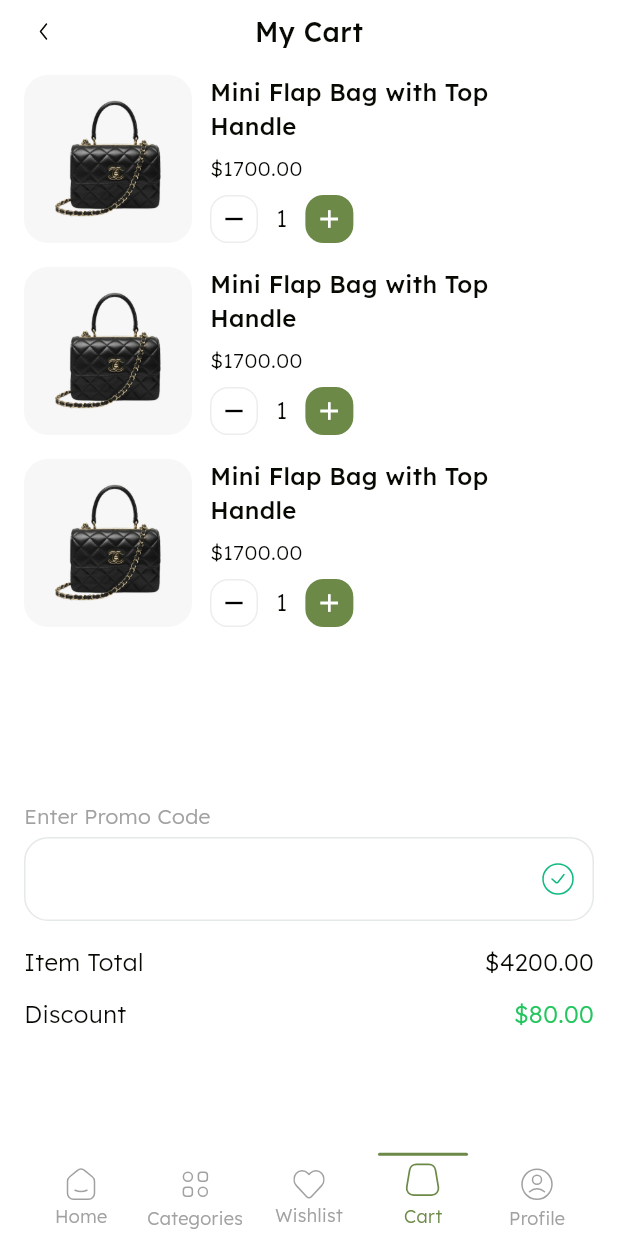
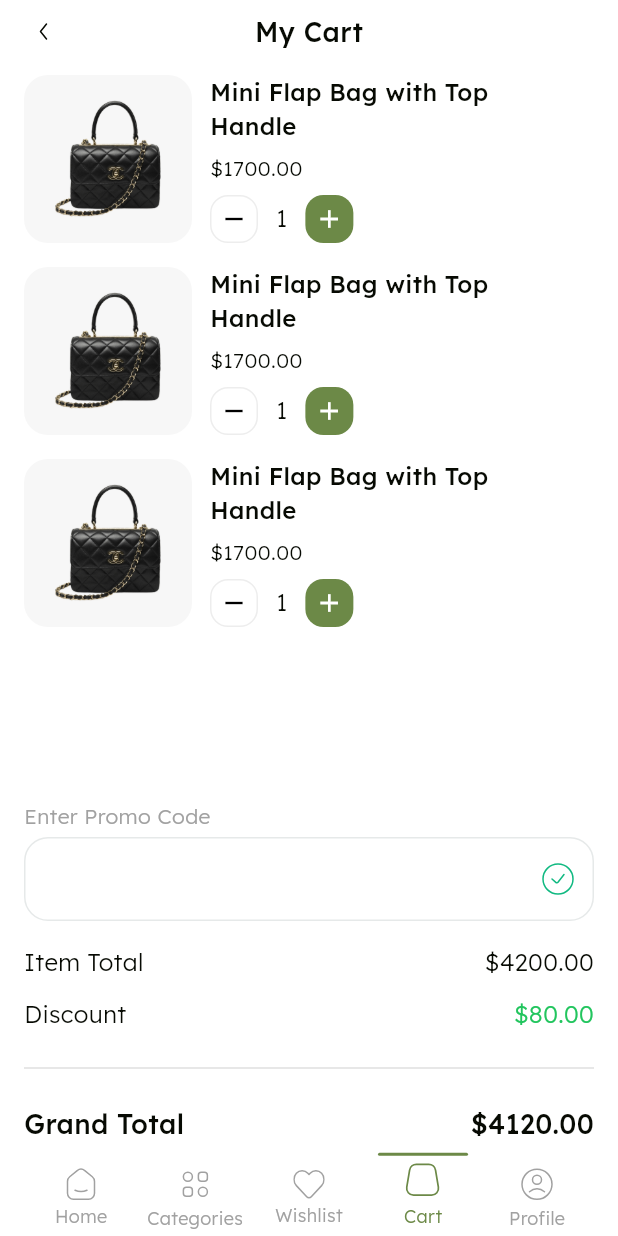
Before and after one commit to Tala-foqha/bag_store, a Flutter app: the screen it shows after launch, item 4 of the bottom bar chosen, on a phone screen of 412 x 824 dp. Run offline on Flutter 3.47's test engine with Material 3 defaults, Android fonts, the phone set to English and light mode, and no system bars; our stand-ins replace bloc, cloud_firestore, dartz, firebase_auth, firebase_core, flutter_bloc and 6 more; accounts and stored records are empty; network calls fail.

Commit message:
ground total widget done

```diff
--- a/lib/furniture/home/presentation/viewss/cart_view_widgets/cart_view_body.dart
+++ b/lib/furniture/home/presentation/viewss/cart_view_widgets/cart_view_body.dart
@@ -5,6 +5,7 @@ import 'package:bag_store_ecommerec/core/widgets/custom_text_field.dart';
 import 'package:bag_store_ecommerec/furniture/home/presentation/viewss/cart_view_widgets/cart_item.dart';
 import 'package:bag_store_ecommerec/furniture/home/presentation/viewss/cart_view_widgets/cart_item_list_view.dart';
 import 'package:bag_store_ecommerec/furniture/home/presentation/viewss/cart_view_widgets/discount_widget.dart';
+import 'package:bag_store_ecommerec/furniture/home/presentation/viewss/cart_view_widgets/ground_total_widget.dart';
 import 'package:bag_store_ecommerec/furniture/home/presentation/viewss/cart_view_widgets/item_total_widget.dart';
 import 'package:bag_store_ecommerec/furniture/home/presentation/viewss/cart_view_widgets/my_cart_nav_bar.dart';
 import 'package:bag_store_ecommerec/furniture/home/presentation/viewss/cart_view_widgets/incrase_abd_deacrese_widgets.dart';
@@ -47,7 +48,14 @@ class CartViewBody extends StatelessWidget {
             SizedBox(height: 16,),
             ItemTotalWidget(),
             SizedBox(height: 12,),
-            DiscountWidget()
+            DiscountWidget(),
+            SizedBox(height: 16,),
+            Divider(
+              color: Color(0xffDFDFDF),
+              thickness: 1,
+            ),
+            SizedBox(height: 16,),
+            GroundTotalWidget()
 
              ],
             ),
--- /dev/null
+++ b/lib/furniture/home/presentation/viewss/cart_view_widgets/ground_total_widget.dart
@@ -0,0 +1,26 @@
+// furniture/home/presentation/viewss/cart_view_widgets/ground_total_widget.dart
+
+import 'package:bag_store_ecommerec/core/utils/app_styles.dart';
+import 'package:flutter/material.dart';
+
+class GroundTotalWidget extends StatelessWidget {
+  const GroundTotalWidget({
+    super.key,
+  });
+
+  @override
+  Widget build(BuildContext context) {
+    return Row(children: [
+              Text('Grand Total',
+              style: AppStyles.meduim18.copyWith(
+    color: Color(0xff070A03)
+              ),
+              ),
+              Spacer(),
+              Text('\$4120.00',
+               style: AppStyles.meduim18.copyWith(
+    color:Color(0xff070A03)
+              ),)
+            ],);
+  }
+}
```
